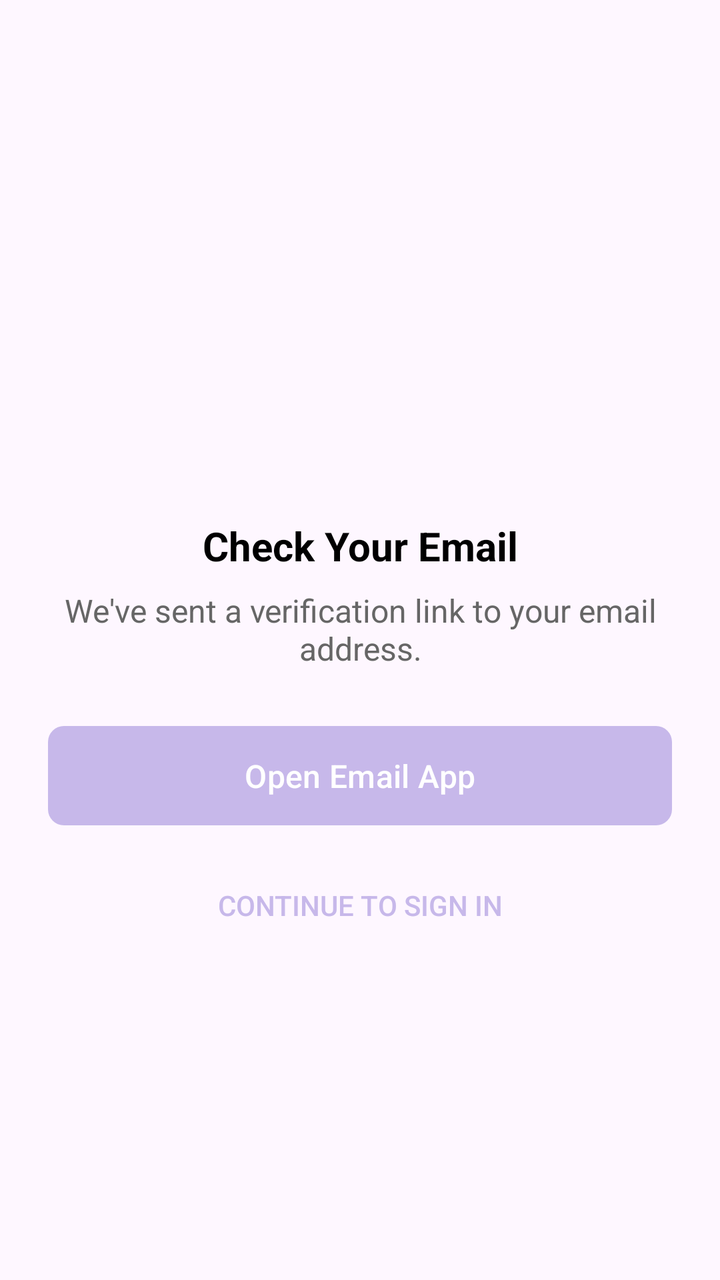
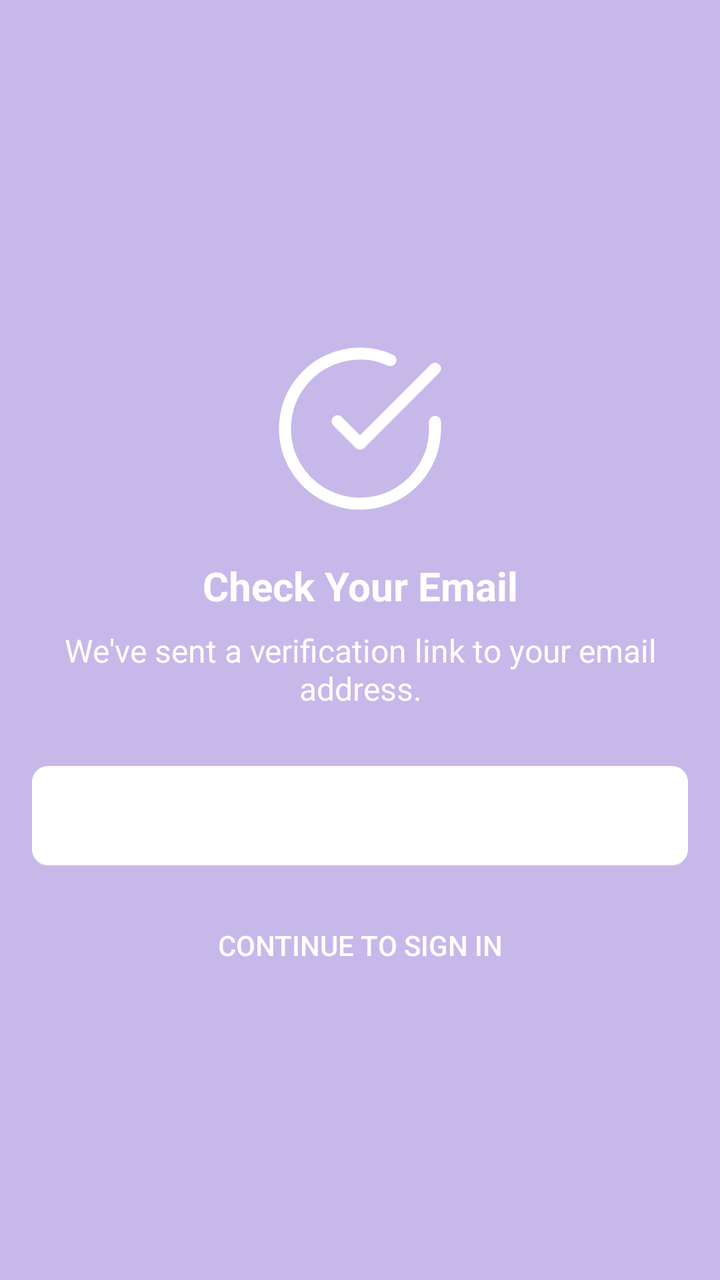

Two renders of the same Android screen: before a commit and after it. Below are the layout's source before the change and the commit's diff.
<!-- AndroidManifest.xml: application theme Theme.PiggyBank -->
<!-- res/layout/dialog_email_sent.xml -->
<?xml version="1.0" encoding="utf-8"?>
<LinearLayout xmlns:android="http://schemas.android.com/apk/res/android"
    xmlns:app="http://schemas.android.com/apk/res-auto"
    android:layout_width="match_parent"
    android:layout_height="wrap_content"
    android:orientation="vertical"
    android:padding="24dp"
    android:gravity="center">

    <com.google.android.material.imageview.ShapeableImageView
        android:layout_width="80dp"
        android:layout_height="80dp"

        android:backgroundTint="#E8E0FF"
        android:padding="16dp"
        android:layout_marginBottom="16dp"/>

    <TextView
        android:layout_width="wrap_content"
        android:layout_height="wrap_content"
        android:text="Check Your Email"
        android:textSize="20sp"
        android:textStyle="bold"
        android:gravity="center"
        android:textColor="#000000"
        android:layout_marginBottom="8dp"/>

    <TextView
        android:id="@+id/tvMessage"
        android:layout_width="wrap_content"
        android:layout_height="wrap_content"
        android:text="We've sent a verification link to your email address."
        android:textSize="16sp"
        android:gravity="center"
        android:textColor="#666666"
        android:layout_marginBottom="24dp"/>

    <com.google.android.material.button.MaterialButton
        android:id="@+id/btnOpenEmail"
        android:layout_width="match_parent"
        android:layout_height="wrap_content"
        android:text="Open Email App"
        android:textSize="16sp"
        android:paddingTop="14dp"
        android:paddingBottom="14dp"
        app:cornerRadius="8dp"
        app:backgroundTint="#C7B8EA"
        android:layout_marginBottom="12dp"/>

    <Button
        android:id="@+id/btnContinue"
        android:layout_width="match_parent"
        android:layout_height="wrap_content"
        android:text="Continue to Sign In"
        android:textColor="#C7B8EA"
        android:background="@android:color/transparent"
        android:padding="12dp"/>

</LinearLayout>
<!-- resources referenced by this layout -->
<resources>
  <style name="Theme.PiggyBank" parent="Base.Theme.PiggyBank" />
  <style name="Base.Theme.PiggyBank" parent="Theme.Material3.DayNight.NoActionBar">
          
          
      </style>
</resources>

<!-- the commit's change to res/layout/dialog_email_sent.xml (unified diff, before → after) -->
@@ -4,16 +4,27 @@
     android:layout_width="match_parent"
     android:layout_height="wrap_content"
     android:orientation="vertical"
-    android:padding="24dp"
-    android:gravity="center">
+    android:gravity="center"
+    android:clipToOutline="true"
+    android:background="#C7B8EA"
+    android:padding="16dp">
 
     <com.google.android.material.imageview.ShapeableImageView
         android:layout_width="80dp"
-        android:layout_height="80dp"
+        android:layout_height="10dp"
 
         android:backgroundTint="#E8E0FF"
         android:padding="16dp"
         android:layout_marginBottom="16dp"/>
+
+    
+    <ImageView
+        android:id="@+id/checkIcon"
+        android:layout_width="match_parent"
+        android:layout_height="wrap_content"
+        android:layout_centerHorizontal="true"
+        android:layout_marginBottom="20dp"
+        android:src="@drawable/check_circle"/>
 
     <TextView
         android:layout_width="wrap_content"
@@ -22,7 +33,7 @@
         android:textSize="20sp"
         android:textStyle="bold"
         android:gravity="center"
-        android:textColor="#000000"
+        android:textColor="#FFFFFF"
         android:layout_marginBottom="8dp"/>
 
     <TextView
@@ -32,7 +43,7 @@
         android:text="We've sent a verification link to your email address."
         android:textSize="16sp"
         android:gravity="center"
-        android:textColor="#666666"
+        android:textColor="#FFFFFF"
         android:layout_marginBottom="24dp"/>
 
     <com.google.android.material.button.MaterialButton
@@ -44,7 +55,7 @@
         android:paddingTop="14dp"
         android:paddingBottom="14dp"
         app:cornerRadius="8dp"
-        app:backgroundTint="#C7B8EA"
+        app:backgroundTint="#FFFFFF"
         android:layout_marginBottom="12dp"/>
 
     <Button
@@ -52,7 +63,7 @@
         android:layout_width="match_parent"
         android:layout_height="wrap_content"
         android:text="Continue to Sign In"
-        android:textColor="#C7B8EA"
+        android:textColor="#FFFFFF"
         android:background="@android:color/transparent"
         android:padding="12dp"/>
 
<!-- resource entries referenced after the edit -->
@@ -1,5 +1,19 @@
 <!-- resources referenced by this layout -->
 <resources>
+  <!-- drawable check_circle (drawable) -->
+  <vector xmlns:android="http://schemas.android.com/apk/res/android"
+      android:width="90dp"
+      android:height="90dp"
+      android:viewportWidth="90"
+      android:viewportHeight="90">
+    <path
+        android:pathData="M82.5,41.55V45C82.495,53.087 79.877,60.955 75.035,67.432C70.193,73.909 63.387,78.647 55.633,80.94C47.878,83.232 39.59,82.957 32.004,80.155C24.419,77.352 17.942,72.173 13.541,65.389C9.14,58.605 7.049,50.58 7.581,42.511C8.113,34.442 11.24,26.761 16.493,20.614C21.748,14.467 28.848,10.183 36.736,8.401C44.624,6.618 52.876,7.434 60.263,10.725M82.5,15L45,52.537L33.75,41.287"
+        android:strokeLineJoin="round"
+        android:strokeWidth="6"
+        android:fillColor="#00000000"
+        android:strokeColor="#ffffff"
+        android:strokeLineCap="round"/>
+  </vector>
   <style name="Theme.PiggyBank" parent="Base.Theme.PiggyBank" />
   <style name="Base.Theme.PiggyBank" parent="Theme.Material3.DayNight.NoActionBar">
           
